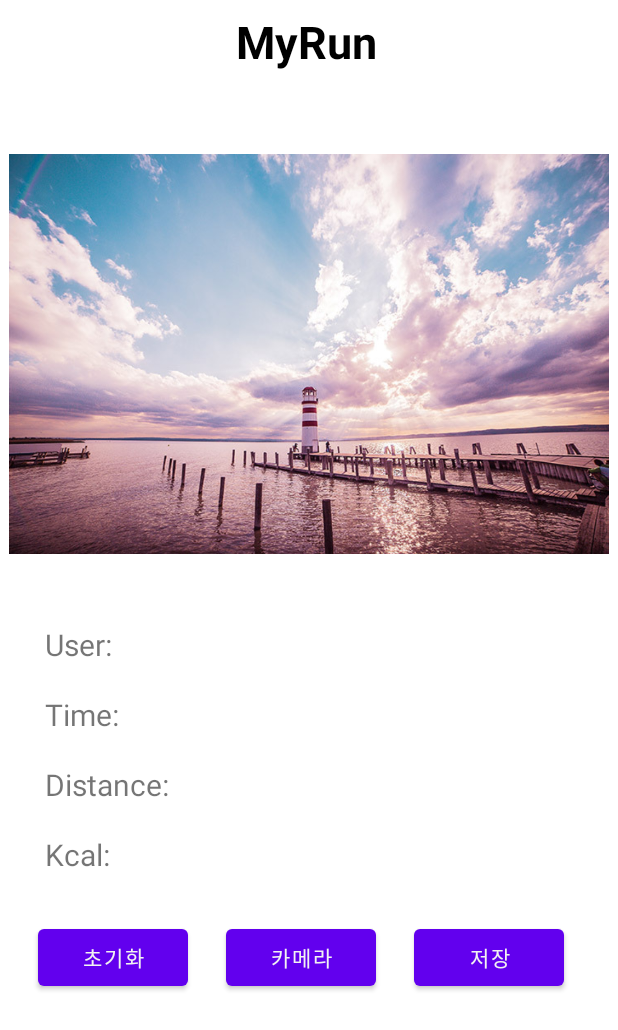
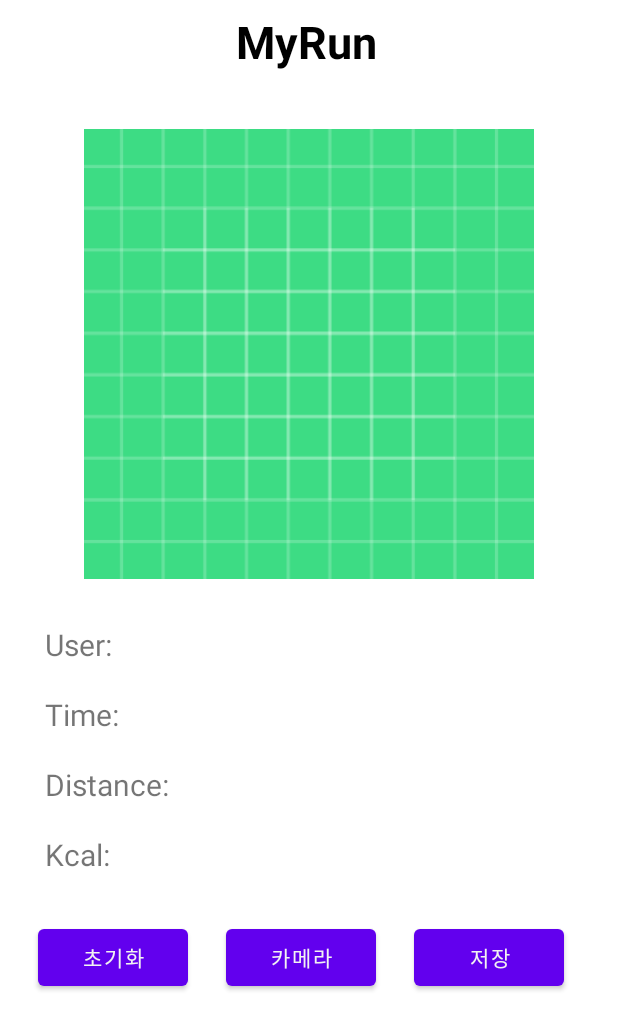
Before and after one commit to RunningTeam/myrun, an Android app: the layout activity_gaming_end.xml on its own in the app's theme, with its tools: preview values and no code run, on a phone screen of 412 x 824 dp. Shown: the top 1030 px of the screen. Run offline under Robolectric (Android 15) with nearby library versions, the phone set to English and light mode, and no system bars.

Commit message:
edit game

```diff
--- a/app/src/main/res/layout/activity_gaming_end.xml
+++ b/app/src/main/res/layout/activity_gaming_end.xml
@@ -42,7 +42,7 @@
             android:layout_height="300dp"
             android:layout_gravity="center_horizontal"
             android:layout_marginTop="30dp"
-            android:src="@drawable/bac" />
+            android:src="@drawable/ic_launcher_background" />
 
         <TextView
             android:id="@+id/runResult"
```
Also changed, not shown: app/src/main/java/com/example/myrun/GamingActivity.java (+7 -0 lines).
